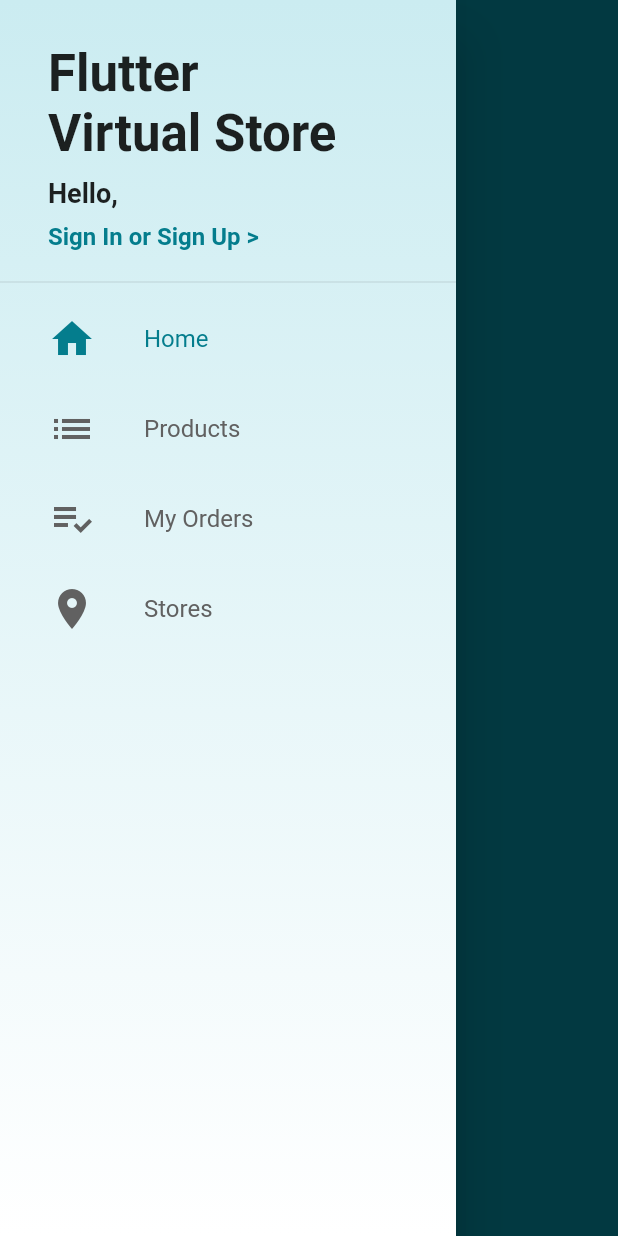
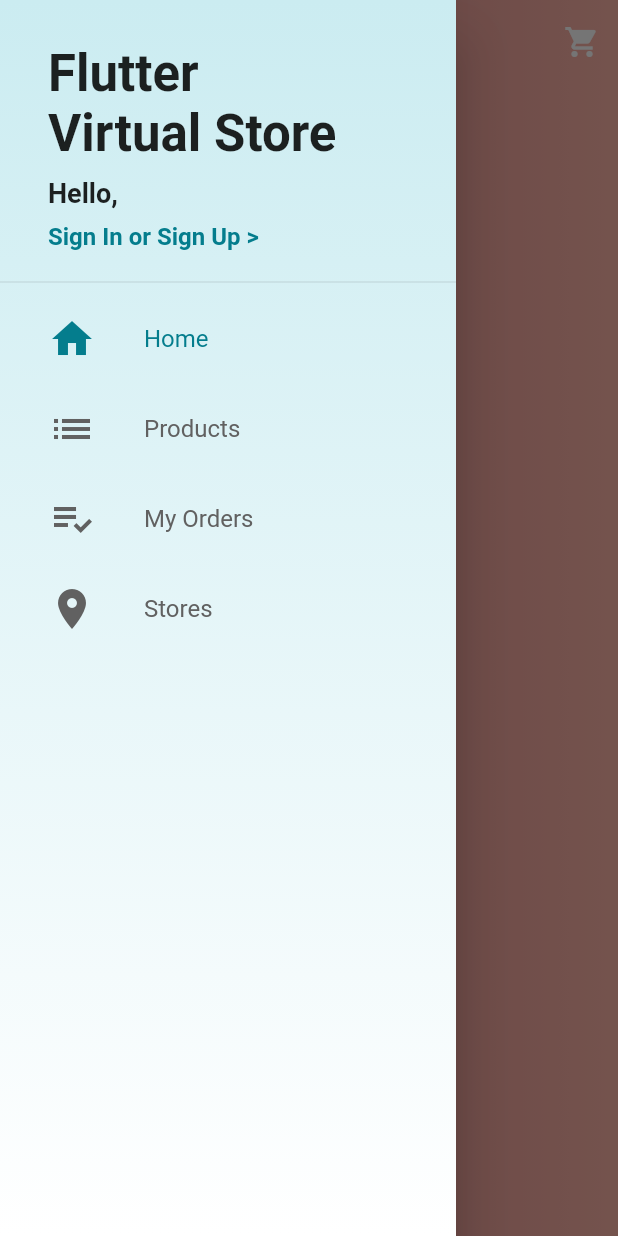
Before and after one commit to alanmxll/virtual-store, a Flutter app: the screen it shows after launch, with the side drawer open, on a phone screen of 412 x 824 dp. Run offline on Flutter 3.47's test engine with Material 2 defaults, Android fonts, the phone set to English and light mode, and no system bars; our stand-ins replace carousel_pro, cloud_firestore, firebase_auth, firebase_core; accounts and stored records are empty.

```diff
--- a/lib/screens/base/base_screen.dart
+++ b/lib/screens/base/base_screen.dart
@@ -3,6 +3,7 @@ import 'package:provider/provider.dart';
 
 import '../../common/custom_drawer/custom_drawer.dart';
 import '../../models/page_manager.dart';
+import '../home/home_screen.dart';
 import '../products/products_screen.dart';
 
 class BaseScreen extends StatelessWidget {
@@ -16,12 +17,7 @@ class BaseScreen extends StatelessWidget {
         controller: pageController,
         physics: const NeverScrollableScrollPhysics(),
         children: [
-          Scaffold(
-            appBar: AppBar(
-              title: const Text('Home'),
-            ),
-            drawer: CustomDrawer(),
-          ),
+          HomeScreen(),
           ProductsScreen(),
           Scaffold(
             appBar: AppBar(
--- /dev/null
+++ b/lib/screens/home/home_screen.dart
@@ -0,0 +1,53 @@
+import 'package:flutter/material.dart';
+import 'package:virtual_store/common/custom_drawer/custom_drawer.dart';
+
+class HomeScreen extends StatelessWidget {
+  @override
+  Widget build(BuildContext context) {
+    return Scaffold(
+      drawer: CustomDrawer(),
+      body: Stack(
+        children: [
+          Container(
+            decoration: const BoxDecoration(
+              gradient: LinearGradient(
+                colors: <Color>[
+                  Color.fromARGB(255, 211, 118, 130),
+                  Color.fromARGB(255, 253, 181, 168)
+                ],
+              ),
+            ),
+          ),
+          CustomScrollView(
+            slivers: [
+              SliverAppBar(
+                backgroundColor: Colors.transparent,
+                flexibleSpace: const FlexibleSpaceBar(
+                  title: Text(
+                    'Flutter Store',
+                  ),
+                  centerTitle: true,
+                ),
+                snap: true,
+                floating: true,
+                elevation: 0,
+                actions: [
+                  IconButton(
+                    icon: const Icon(Icons.shopping_cart),
+                    onPressed: () => Navigator.pushNamed(context, '/cart'),
+                  )
+                ],
+              ),
+              SliverToBoxAdapter(
+                child: Container(
+                  height: 2000.0,
+                  width: 200.0,
+                ),
+              )
+            ],
+          ),
+        ],
+      ),
+    );
+  }
+}
```
